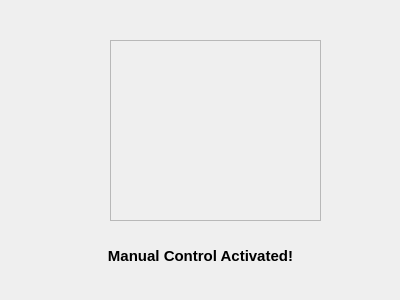
Eruvae/floatsat5, file ARVID_GS/manualcontrol.ui: the form before one commit.
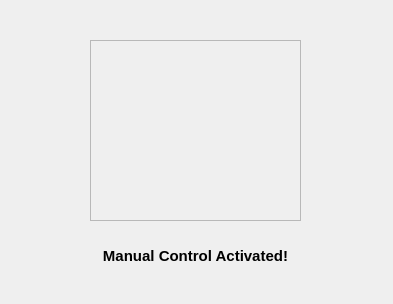
The form after the commit. Icons and pictures are not drawn.

Commit message: Centered manual control img and txt

```diff
--- a/ARVID_GS/manualcontrol.ui
+++ b/ARVID_GS/manualcontrol.ui
@@ -6,8 +6,8 @@
    <rect>
     <x>0</x>
     <y>0</y>
-    <width>400</width>
-    <height>300</height>
+    <width>393</width>
+    <height>304</height>
    </rect>
   </property>
   <property name="windowTitle">
@@ -16,9 +16,9 @@
   <widget class="QLabel" name="label">
    <property name="geometry">
     <rect>
-     <x>100</x>
+     <x>90</x>
      <y>240</y>
-     <width>201</width>
+     <width>211</width>
      <height>31</height>
     </rect>
    </property>
@@ -39,7 +39,7 @@
   <widget class="QFrame" name="mctrl_img">
    <property name="geometry">
     <rect>
-     <x>110</x>
+     <x>90</x>
      <y>40</y>
      <width>211</width>
      <height>181</height>
```
